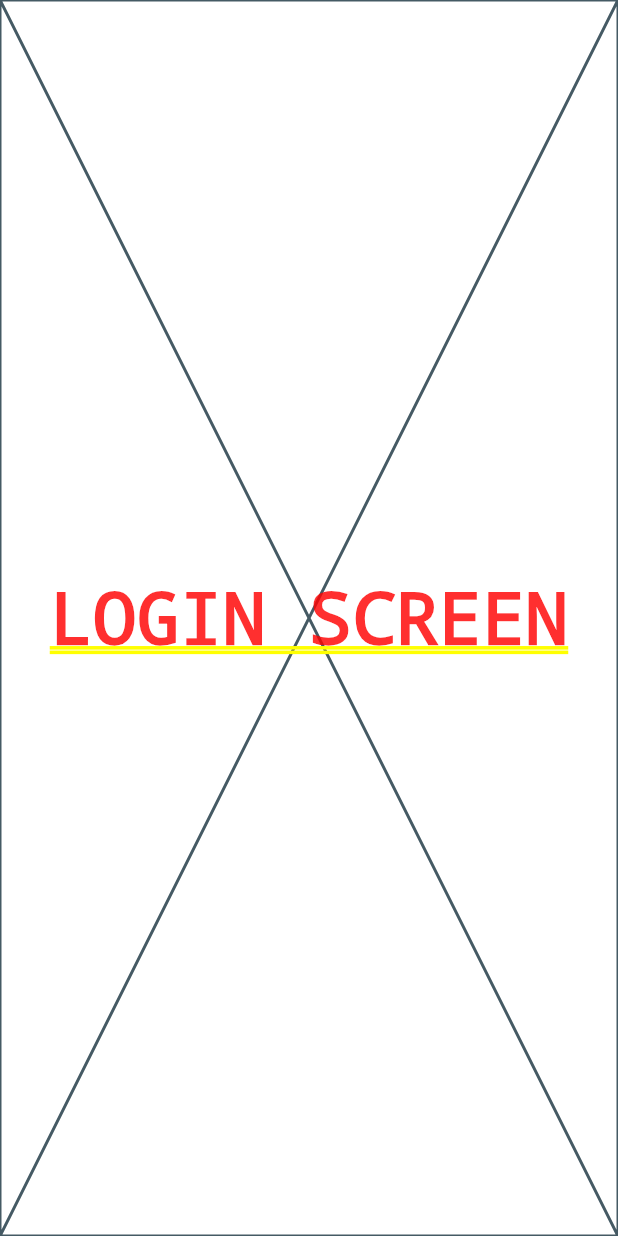
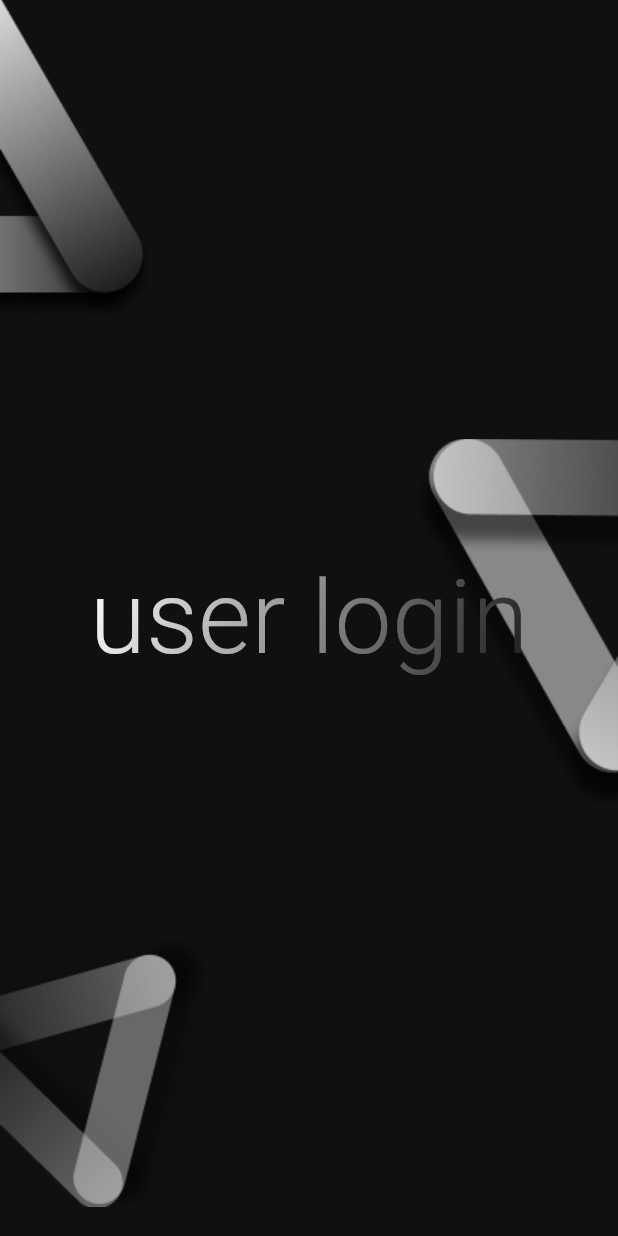
Before and after one commit to trulyPranav/AttendEase-MEC, a Flutter app: the screen it shows after launch, after a tap on "Skip", after a tap on the "navigate next" icon, on a phone screen of 412 x 824 dp. Run offline on Flutter 3.47's test engine with Material 3 defaults, Android fonts, the phone set to English and light mode, and no system bars; our stand-ins replace get, loading_animation_widget, lottie, shared_preferences, smooth_page_indicator; missing offline and left inert: flutter_swipe_button.

Commit message:
username login UI Done!!

```diff
--- /dev/null
+++ b/lib/UI/Screens/LoginScreen/LoginScreenComponents/login_background.dart
@@ -0,0 +1,79 @@
+
+import 'package:flutter/material.dart';
+
+class LoginBackground extends StatelessWidget {
+  const LoginBackground({
+    super.key,
+  });
+
+  @override
+  Widget build(BuildContext context) {
+    return Column(
+      mainAxisAlignment: MainAxisAlignment.spaceEvenly,
+      crossAxisAlignment: CrossAxisAlignment.start,
+      children: [
+        Stack(
+          children: [
+            Positioned(
+              bottom: 0,
+              child: Image.asset(
+                "assets/loginscreen/leftBottom.png",
+              ),
+            ),
+            Image.asset(
+              "assets/loginscreen/leftTop.png",
+            ),
+          ],
+        ),
+        Expanded(
+          flex: 2,
+          child: Row(
+            mainAxisAlignment: MainAxisAlignment.end,
+            children: [
+              Stack(
+                children: [
+                  Image.asset(
+                    "assets/loginscreen/rightBottom.png",
+                  ),
+                  Positioned(
+                    right: 0,
+                    child: Image.asset(
+                      "assets/loginscreen/rightTop.png",
+                    ),
+                  ),
+                  Positioned(
+                    right: 0,
+                    child: Image.asset(
+                      "assets/loginscreen/rightBottomSmall.png",
+                    ),
+                  ),
+                ],
+              ),
+            ],
+          ),
+        ),
+        Expanded(
+          child: Stack(
+            children: [
+              Image.asset(
+                "assets/loginscreen/bottomUp.png",
+              ),
+              Positioned(
+                top: 40,
+                child: Image.asset(
+                  "assets/loginscreen/bottomDown.png",
+                ),
+              ),
+              Positioned(
+                right: 0,
+                child: Image.asset(
+                  "assets/loginscreen/bottomRight.png",
+                ),
+              ),
+            ],
+          ),
+        )
+      ],
+    );
+  }
+}
--- /dev/null
+++ b/lib/UI/Screens/LoginScreen/LoginScreenComponents/login_header.dart
@@ -0,0 +1,28 @@
+import 'package:flutter/material.dart';
+
+class LoginHeader extends StatelessWidget {
+  const LoginHeader({super.key});
+
+  @override
+  Widget build(BuildContext context) {
+    return ShaderMask(
+      shaderCallback: (bounds) => LinearGradient(
+        colors: [
+          Color(0xFFFFFFFF),
+          Color(0xFF1B1B1B)
+        ],
+        begin: Alignment.topLeft,
+        end: Alignment.bottomRight,
+      ).createShader(bounds),
+      child: Text(
+        "user login",
+        style: TextStyle(
+            fontSize: 68,
+            fontWeight: FontWeight.w300,
+            color: Colors.white,
+            fontFamily: 'Roboto'
+          ),
+      ),
+    );
+  }
+}
--- a/lib/UI/Screens/LoginScreen/login_screen.dart
+++ b/lib/UI/Screens/LoginScreen/login_screen.dart
@@ -1,3 +1,6 @@
+import 'package:attendease_mec/UI/Constants/constants.dart';
+import 'package:attendease_mec/UI/Screens/LoginScreen/LoginScreenComponents/login_background.dart';
+import 'package:attendease_mec/UI/Screens/LoginScreen/LoginScreenComponents/login_header.dart';
 import 'package:flutter/material.dart';
 
 class LoginScreen extends StatefulWidget {
@@ -10,9 +13,22 @@ class LoginScreen extends StatefulWidget {
 class _LoginScreenState extends State<LoginScreen> {
   @override
   Widget build(BuildContext context) {
-    return const Placeholder(
-      child: Center(
-        child: Text("LOGIN SCREEN"),
+    return SafeArea(
+      child: Scaffold(
+        backgroundColor: primaryBackground,
+        body: Stack(
+          children: [
+            LoginBackground(),
+            Center(
+              child: Column(
+                mainAxisAlignment: MainAxisAlignment.center,
+                children: [
+                  LoginHeader()
+                ],
+              ),
+            )
+          ],
+        ),
       ),
     );
   }
--- a/pubspec.yaml
+++ b/pubspec.yaml
@@ -68,6 +68,7 @@ flutter:
   assets:
     - assets/homescreen/
     - assets/landingscreen/
+    - assets/loginscreen/
 
   # An image asset can refer to one or more resolution-specific "variants", see
   # https://flutter.dev/to/resolution-aware-images
```
Also changed, not shown: assets/loginscreen/bottomDown.png (added), assets/loginscreen/bottomRight.png (added), assets/loginscreen/bottomUp.png (added), assets/loginscreen/leftBottom.png (added), assets/loginscreen/leftTop.png (added), assets/loginscreen/rightBottom.png (added), assets/loginscreen/rightBottomSmall.png (added), assets/loginscreen/rightTop.png (added).
